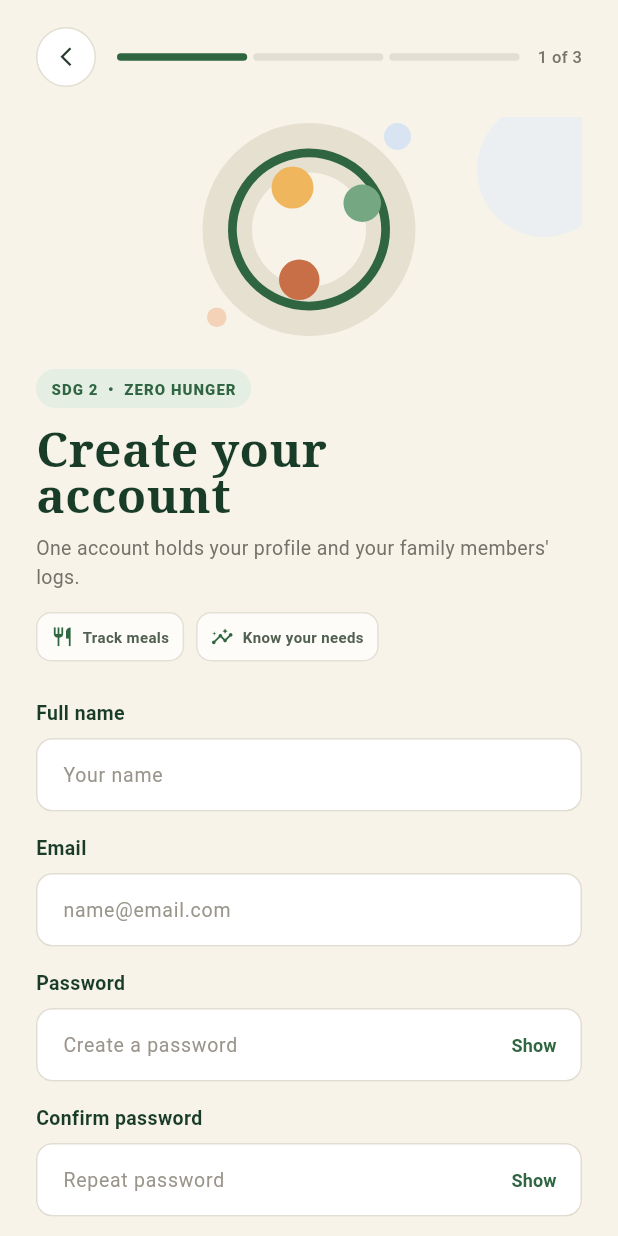
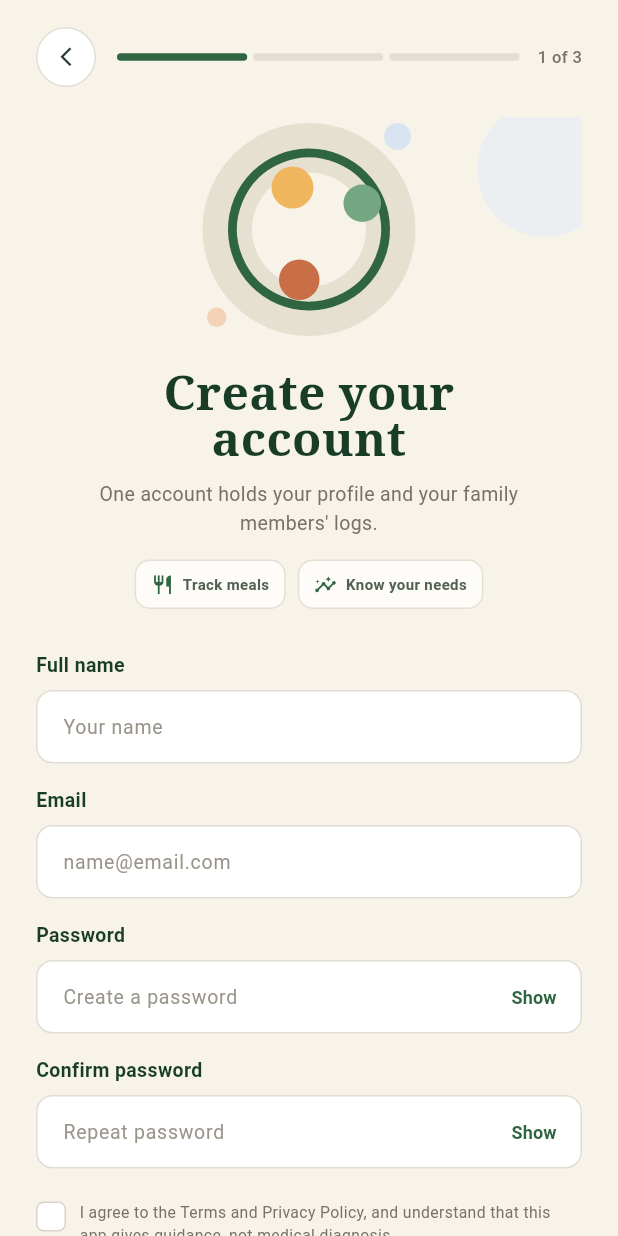
Before and after one commit to FellXiii/gizi_watch, a Flutter app: the screen it shows after launch, on a phone screen of 412 x 824 dp. Run offline on Flutter 3.47's test engine with Material 3 defaults, Android fonts, the phone set to English and light mode, and no system bars.

Commit message:
register pages & reusable widget

```diff
--- a/lib/pages/register_page.dart
+++ b/lib/pages/register_page.dart
@@ -1,6 +1,7 @@
 import 'package:flutter/material.dart';
 
 import '../widgets/app_text_field.dart';
+import '../widgets/footer_widget.dart';
 import '../widgets/nutrition_orbit.dart';
 import '../widgets/primary_button.dart';
 
@@ -38,6 +39,7 @@
     _emailController.dispose();
     _passwordController.dispose();
     _confirmPasswordController.dispose();
+
     super.dispose();
   }
 
@@ -66,10 +68,13 @@
     switch (_passwordStrength()) {
       case 'Strong':
         return const Color(0xFF2F6541);
+
       case 'Fair':
         return const Color(0xFFE1A64E);
+
       case 'Weak':
         return const Color(0xFFC86F47);
+
       default:
         return const Color(0xFFE0DBCF);
     }
@@ -88,6 +93,7 @@
           content: Text('Please agree to the Terms and Privacy Policy.'),
         ),
       );
+
       return;
     }
 
@@ -122,7 +128,7 @@
 
                         _buildHeroSection(),
 
-                        const SizedBox(height: 25),
+                        const SizedBox(height: 28),
 
                         _buildForm(),
 
@@ -130,49 +136,16 @@
 
                         _buildTerms(),
 
-                        const SizedBox(height: 25),
+                        const SizedBox(height: 24),
 
                         PrimaryButton(
                           text: 'Create account',
                           onPressed: _register,
                         ),
 
-                        const SizedBox(height: 16),
+                        const SizedBox(height: 20),
 
-                        Center(
-                          child: RichText(
-                            text: TextSpan(
-                              style: const TextStyle(
-                                color: Color(0xFF777269),
-                                fontSize: 12,
-                              ),
-                              children: [
-                                const TextSpan(
-                                  text: 'Already have an account? ',
-                                ),
-                                TextSpan(
-                                  text: 'Log in',
-                                  style: const TextStyle(
-                                    color: Color(0xFF2F6541),
-                                    fontWeight: FontWeight.w700,
-                                  ),
-                                ),
-                              ],
-                            ),
-                          ),
-                        ),
-
-                        const SizedBox(height: 10),
-
-                        Center(
-                          child: Text(
-                            'Nutrition guidance for everyday life.',
-                            style: TextStyle(
-                              color: const Color(0xFF777269).withOpacity(0.75),
-                              fontSize: 11,
-                            ),
-                          ),
-                        ),
+                        const FooterWidget(),
                       ],
                     ),
                   ),
@@ -211,9 +184,7 @@
         const SizedBox(width: 14),
 
         Expanded(
-          child: Column(
-            children: [
-              Row(
+          child: Row(
             children: [
               Expanded(
                 child: Container(
@@ -243,8 +214,6 @@
                     borderRadius: BorderRadius.circular(10),
                   ),
                 ),
-                  ),
-                ],
               ),
             ],
           ),
@@ -281,33 +250,16 @@
         ),
 
         Column(
-          crossAxisAlignment: CrossAxisAlignment.start,
+          crossAxisAlignment: CrossAxisAlignment.center,
           children: [
             const Center(child: NutritionOrbit()),
 
             const SizedBox(height: 18),
 
-            Container(
-              padding: const EdgeInsets.symmetric(horizontal: 10, vertical: 6),
-              decoration: BoxDecoration(
-                color: const Color(0xFFE4EEE3),
-                borderRadius: BorderRadius.circular(20),
-              ),
-              child: const Text(
-                'SDG 2  •  ZERO HUNGER',
-                style: TextStyle(
-                  color: Color(0xFF2F6541),
-                  fontSize: 10,
-                  fontWeight: FontWeight.w800,
-                  letterSpacing: 0.7,
-                ),
-              ),
-            ),
-
-            const SizedBox(height: 12),
-
-            const Text(
+            const Center(
+              child: Text(
                 'Create your\naccount',
+                textAlign: TextAlign.center,
                 style: TextStyle(
                   fontFamily: 'serif',
                   fontSize: 32,
@@ -316,21 +268,27 @@
                   color: Color(0xFF183C28),
                 ),
               ),
+            ),
 
-            const SizedBox(height: 10),
+            const SizedBox(height: 12),
 
-            const Text(
+            const Padding(
+              padding: EdgeInsets.symmetric(horizontal: 12),
+              child: Text(
                 'One account holds your profile and your family members\' logs.',
+                textAlign: TextAlign.center,
                 style: TextStyle(
                   fontSize: 13,
                   height: 1.45,
                   color: Color(0xFF777269),
                 ),
               ),
+            ),
 
-            const SizedBox(height: 14),
+            const SizedBox(height: 15),
 
             Row(
+              mainAxisAlignment: MainAxisAlignment.center,
               children: [
                 _buildInfoChip(Icons.restaurant_outlined, 'Track meals'),
                 const SizedBox(width: 8),
@@ -346,7 +304,7 @@
   Widget _buildInfoChip(IconData icon, String text) {
     return Flexible(
       child: Container(
-        padding: const EdgeInsets.symmetric(horizontal: 9, vertical: 8),
+        padding: const EdgeInsets.symmetric(horizontal: 10, vertical: 8),
         decoration: BoxDecoration(
           color: Colors.white.withOpacity(0.75),
           borderRadius: BorderRadius.circular(10),
```
Also changed, not shown: lib/widgets/footer_widget.dart (added, +208 -0 lines). Lines whose indentation alone changed are shown as unchanged.
